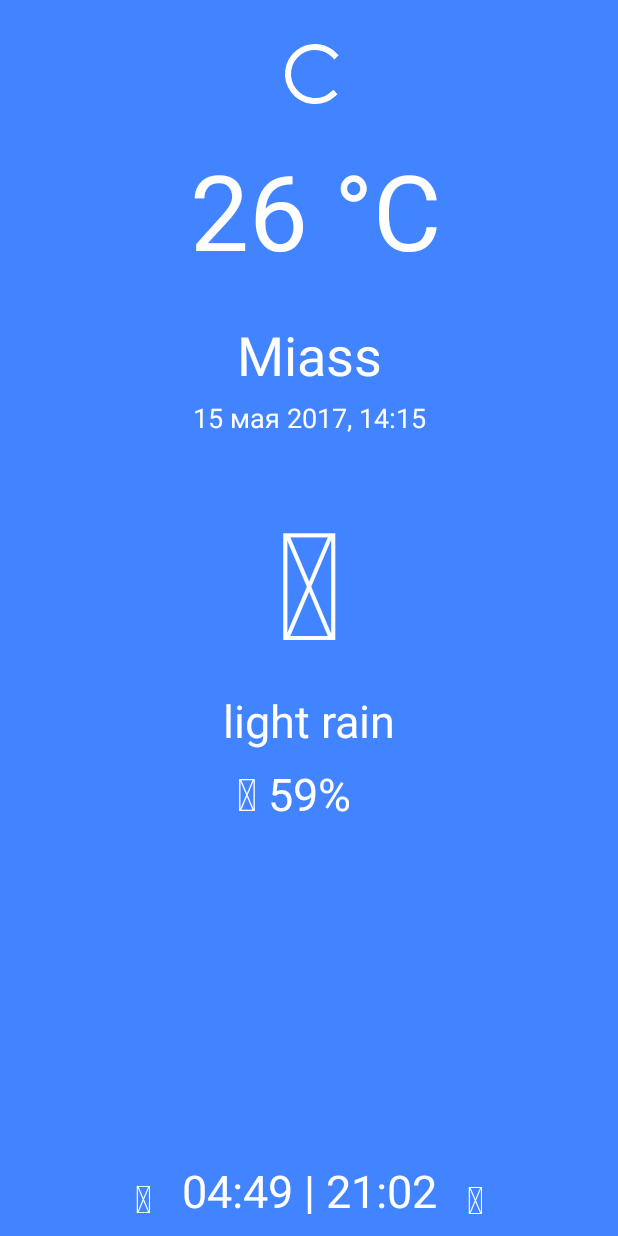
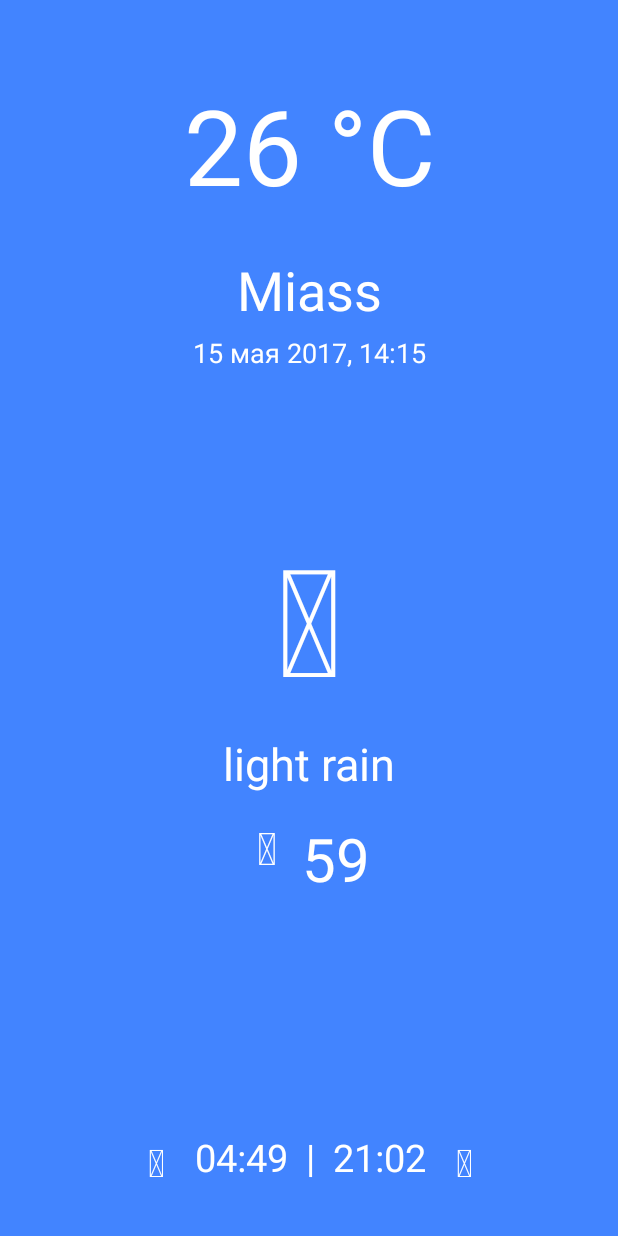
Before and after one commit to kulikovman/WeatherApp, an Android app: the layout activity_main.xml on its own in the app's theme, with its tools: preview values and no code run, on a phone screen of 412 x 824 dp. Run offline under Robolectric (Android 15) with nearby library versions, the phone set to English and light mode, and no system bars.

Commit message:
Finished design and initial settings

```diff
--- a/app/src/main/java/ru/kulikovman/weather/MainActivity.java
+++ b/app/src/main/java/ru/kulikovman/weather/MainActivity.java
@@ -1,37 +1,17 @@
 package ru.kulikovman.weather;
 
-import android.Manifest;
 import android.content.Context;
-import android.content.pm.PackageManager;
-import android.location.Location;
-import android.location.LocationListener;
-import android.location.LocationManager;
-import android.os.AsyncTask;
-import android.support.v4.app.ActivityCompat;
 import android.support.v7.app.AppCompatActivity;
 import android.os.Bundle;
-import android.util.Log;
-import android.view.View;
-import android.widget.ImageView;
 import android.widget.ProgressBar;
 import android.widget.TextView;
 
-import com.google.gson.Gson;
-import com.google.gson.reflect.TypeToken;
-import com.squareup.picasso.Picasso;
-
-import java.lang.reflect.Type;
-
-import ru.kulikovman.weather.Common.Common;
-import ru.kulikovman.weather.Helper.Helper;
-import ru.kulikovman.weather.Model.OpenWeatherMap;
 import uk.co.chrisjenx.calligraphy.CalligraphyConfig;
 import uk.co.chrisjenx.calligraphy.CalligraphyContextWrapper;
 
 public class MainActivity extends AppCompatActivity {
-    TextView txtCity, txtLastUpdate, txtDescription, txtHumidity, txtTime, txtCelsius;
-    ImageView imageView;
-    ProgressBar loadingCircle;
+    TextView tvTemperature, tvCity, tvLastUpdate, weatherIcon, tvDescription, tvHumidity, tvSunSetRise;
+    ProgressBar pbLoading;
 
     /*OpenWeatherMap openWeatherMap = new OpenWeatherMap();
     LocationManager locationManager;
@@ -41,6 +21,8 @@ public class MainActivity extends AppCompatActivity {
     @Override
     protected void onCreate(Bundle savedInstanceState) {
         super.onCreate(savedInstanceState);
+
+        // Подключаем библиотеку Calligraphy и устанавливаем шрифт по умолчанию
         CalligraphyConfig.initDefault(new CalligraphyConfig.Builder()
                 .setDefaultFontPath("fonts/BebasNeue_Regular.ttf")
                 .setFontAttrId(R.attr.fontPath)
@@ -49,14 +31,15 @@ public class MainActivity extends AppCompatActivity {
 
         setContentView(R.layout.activity_main);
 
-        txtCity = (TextView) findViewById(R.id.txtCity);
-        txtLastUpdate = (TextView) findViewById(R.id.txtLastUpdate);
-        txtDescription = (TextView) findViewById(R.id.txtDescription);
-        txtHumidity = (TextView) findViewById(R.id.txtHumidity);
-        txtTime = (TextView) findViewById(R.id.txtTime);
-        txtCelsius = (TextView) findViewById(R.id.txtCelsius);
-
-        loadingCircle = (ProgressBar) findViewById(R.id.loadindCircle);
+        // Подключаем необходимые view элементы
+        tvTemperature = (TextView) findViewById(R.id.tvTemperature);
+        tvCity = (TextView) findViewById(R.id.tvCity);
+        tvLastUpdate = (TextView) findViewById(R.id.tvLastUpdate);
+        weatherIcon = (TextView) findViewById(R.id.weatherIcon);
+        tvDescription = (TextView) findViewById(R.id.tvDescription);
+        tvHumidity = (TextView) findViewById(R.id.tvHumidity);
+        tvSunSetRise = (TextView) findViewById(R.id.tvSunSetRise);
+        pbLoading = (ProgressBar) findViewById(R.id.pbLoading);
 
         //locationManager = (LocationManager) getSystemService(Context.LOCATION_SERVICE);
     }
@@ -130,7 +113,7 @@ public class MainActivity extends AppCompatActivity {
         @Override
         protected void onPreExecute() {
             super.onPreExecute();
-            loadingCircle.setVisibility(View.VISIBLE);
+            pbLoading.setVisibility(View.VISIBLE);
         }
 
         @Override
@@ -144,7 +127,7 @@ public class MainActivity extends AppCompatActivity {
         protected void onPostExecute(String response) {
             super.onPostExecute(response);
             if (response == null) {
-                loadingCircle.setVisibility(View.INVISIBLE);
+                pbLoading.setVisibility(View.INVISIBLE);
                 return;
             }
 
@@ -154,19 +137,19 @@ public class MainActivity extends AppCompatActivity {
 
             openWeatherMap = gson.fromJson(response, mType);
 
-            txtCity.setText(String.format("%s, %s", openWeatherMap.getName(), openWeatherMap.getSys().getCountry()));
-            txtLastUpdate.setText(String.format("Last Updated: %s", Common.getDateNow()));
-            txtDescription.setText(String.format("%s", openWeatherMap.getWeather().get(0).getDescription()));
-            txtHumidity.setText(String.format("%d%%", openWeatherMap.getMain().getHumidity()));
-            txtTime.setText(String.format("%s / %s", Common.unixTimeStampToDateTime(openWeatherMap.getSys().getSunrise()),
+            tvCity.setText(String.format("%s, %s", openWeatherMap.getName(), openWeatherMap.getSys().getCountry()));
+            tvLastUpdate.setText(String.format("Last Updated: %s", Common.getDateNow()));
+            tvDescription.setText(String.format("%s", openWeatherMap.getWeather().get(0).getDescription()));
+            tvHumidity.setText(String.format("%d%%", openWeatherMap.getMain().getHumidity()));
+            tvSunSetRise.setText(String.format("%s / %s", Common.unixTimeStampToDateTime(openWeatherMap.getSys().getSunrise()),
                     Common.unixTimeStampToDateTime(openWeatherMap.getSys().getSunset())));
-            txtCelsius.setText(String.format("%.1f °C", openWeatherMap.getMain().getTemp()));
+            tvTemperature.setText(String.format("%.1f °C", openWeatherMap.getMain().getTemp()));
 
             Picasso.with(MainActivity.this)
                     .load(Common.getImage(openWeatherMap.getWeather().get(0).getIcon()))
                     .into(imageView);
 
-            loadingCircle.setVisibility(View.INVISIBLE);
+            pbLoading.setVisibility(View.INVISIBLE);
 
             Log.d("myLog", "Строка Gson успешно обработана");
         }
--- a/app/src/main/res/layout/activity_main.xml
+++ b/app/src/main/res/layout/activity_main.xml
@@ -10,35 +10,28 @@
 
 
     <TextView
-        android:id="@+id/sunsetIcon"
-        style="@style/TextViewWeatherIconFont"
+        android:id="@+id/tvTemperature"
+        fontPath="fonts/MyFont.ttf"
         android:layout_width="wrap_content"
         android:layout_height="wrap_content"
-        android:layout_marginBottom="7dp"
-        android:layout_marginLeft="20dp"
-        android:text="@string/wi_sunset"
+        android:layout_marginEnd="8dp"
+        android:layout_marginLeft="8dp"
+        android:layout_marginRight="8dp"
+        android:layout_marginStart="8dp"
+        android:text="26 °C"
         android:textColor="@color/white"
-        android:textSize="25sp"
-        app:layout_constraintBottom_toBottomOf="parent"
-        app:layout_constraintLeft_toRightOf="@+id/txtTime" />
-
-    <ProgressBar
-        android:id="@+id/loadindCircle"
-        android:layout_width="wrap_content"
-        android:layout_height="wrap_content"
-        android:layout_marginLeft="8dp"
-        android:layout_marginStart="8dp"
-        android:layout_marginTop="25dp"
-        android:visibility="visible"
+        android:textSize="70sp"
+        app:layout_constraintHorizontal_bias="0.5"
         app:layout_constraintLeft_toLeftOf="parent"
         app:layout_constraintRight_toRightOf="parent"
-        app:layout_constraintTop_toTopOf="parent"
+        tools:ignore="MissingPrefix"
         tools:layout_constraintLeft_creator="1"
         tools:layout_constraintRight_creator="1"
-        tools:layout_constraintTop_creator="1" />
+        app:layout_constraintTop_toTopOf="parent"
+        android:layout_marginTop="50dp" />
 
     <TextView
-        android:id="@+id/txtCity"
+        android:id="@+id/tvCity"
         android:layout_width="wrap_content"
         android:layout_height="wrap_content"
         android:layout_marginEnd="8dp"
@@ -52,12 +45,12 @@
         app:layout_constraintHorizontal_bias="0.501"
         app:layout_constraintLeft_toLeftOf="parent"
         app:layout_constraintRight_toRightOf="parent"
-        app:layout_constraintTop_toBottomOf="@+id/txtCelsius"
+        app:layout_constraintTop_toBottomOf="@+id/tvTemperature"
         tools:layout_constraintLeft_creator="1"
         tools:layout_constraintRight_creator="1" />
 
     <TextView
-        android:id="@+id/txtLastUpdate"
+        android:id="@+id/tvLastUpdate"
         android:layout_width="wrap_content"
         android:layout_height="wrap_content"
         android:layout_marginEnd="8dp"
@@ -71,92 +64,12 @@
         app:layout_constraintHorizontal_bias="0.502"
         app:layout_constraintLeft_toLeftOf="parent"
         app:layout_constraintRight_toRightOf="parent"
-        app:layout_constraintTop_toBottomOf="@+id/txtCity"
+        app:layout_constraintTop_toBottomOf="@+id/tvCity"
         tools:layout_constraintLeft_creator="1"
         tools:layout_constraintRight_creator="1" />
 
     <TextView
-        android:id="@+id/txtDescription"
-        android:layout_width="wrap_content"
-        android:layout_height="wrap_content"
-        android:layout_marginEnd="8dp"
-        android:layout_marginLeft="8dp"
-        android:layout_marginRight="8dp"
-        android:layout_marginStart="8dp"
-        android:layout_marginTop="6dp"
-        android:gravity="center"
-        android:text="light rain"
-        android:textColor="@color/white"
-        android:textSize="30sp"
-        app:layout_constraintLeft_toLeftOf="parent"
-        app:layout_constraintRight_toRightOf="parent"
-        app:layout_constraintTop_toBottomOf="@+id/currentWeatherIcon"
-        tools:layout_constraintLeft_creator="1"
-        tools:layout_constraintRight_creator="1" />
-
-    <TextView
-        android:id="@+id/txtHumidity"
-        android:layout_width="wrap_content"
-        android:layout_height="wrap_content"
-        android:layout_marginEnd="8dp"
-        android:layout_marginLeft="8dp"
-        android:layout_marginRight="8dp"
-        android:layout_marginStart="8dp"
-        android:layout_marginTop="8dp"
-        android:gravity="center"
-        android:text="59%"
-        android:textColor="@color/white"
-        android:textSize="30sp"
-        app:layout_constraintLeft_toLeftOf="parent"
-        app:layout_constraintRight_toRightOf="parent"
-        app:layout_constraintTop_toBottomOf="@+id/txtDescription"
-        tools:layout_constraintLeft_creator="1"
-        tools:layout_constraintRight_creator="1" />
-
-    <TextView
-        android:id="@+id/txtTime"
-        android:layout_width="wrap_content"
-        android:layout_height="wrap_content"
-        android:layout_marginBottom="10dp"
-        android:layout_marginEnd="8dp"
-        android:layout_marginLeft="8dp"
-        android:layout_marginRight="8dp"
-        android:layout_marginStart="8dp"
-        android:gravity="center"
-        android:text="04:49 | 21:02"
-        android:textColor="@color/white"
-        android:textSize="30sp"
-        app:layout_constraintBottom_toBottomOf="parent"
-        app:layout_constraintHorizontal_bias="0.502"
-        app:layout_constraintLeft_toLeftOf="parent"
-        app:layout_constraintRight_toRightOf="parent"
-        tools:layout_constraintBottom_creator="1"
-        tools:layout_constraintLeft_creator="1"
-        tools:layout_constraintRight_creator="1" />
-
-    <TextView
-        android:id="@+id/txtCelsius"
-        fontPath="fonts/MyFont.ttf"
-        android:layout_width="wrap_content"
-        android:layout_height="wrap_content"
-        android:layout_marginEnd="8dp"
-        android:layout_marginLeft="8dp"
-        android:layout_marginRight="8dp"
-        android:layout_marginStart="8dp"
-        android:layout_marginTop="20dp"
-        android:text="26 °C"
-        android:textColor="@color/white"
-        android:textSize="70sp"
-        app:layout_constraintHorizontal_bias="0.52"
-        app:layout_constraintLeft_toLeftOf="parent"
-        app:layout_constraintRight_toRightOf="parent"
-        app:layout_constraintTop_toBottomOf="@+id/loadindCircle"
-        tools:ignore="MissingPrefix"
-        tools:layout_constraintLeft_creator="1"
-        tools:layout_constraintRight_creator="1" />
-
-    <TextView
-        android:id="@+id/currentWeatherIcon"
+        android:id="@+id/weatherIcon"
         style="@style/TextViewWeatherIconFont"
         android:layout_width="wrap_content"
         android:layout_height="wrap_content"
@@ -164,43 +77,128 @@
         android:layout_marginLeft="8dp"
         android:layout_marginRight="8dp"
         android:layout_marginStart="8dp"
-        android:layout_marginTop="30dp"
-        android:text="@string/wi_owm_night_622"
+        android:text="@string/wi_owm_night_500"
         android:textColor="@color/white"
         android:textSize="100sp"
         app:layout_constraintHorizontal_bias="0.501"
         app:layout_constraintLeft_toLeftOf="parent"
         app:layout_constraintRight_toRightOf="parent"
-        app:layout_constraintTop_toBottomOf="@+id/txtLastUpdate" />
+        app:layout_constraintTop_toTopOf="parent"
+        android:layout_marginTop="8dp"
+        app:layout_constraintBottom_toBottomOf="parent"
+        android:layout_marginBottom="8dp"
+        app:layout_constraintVertical_bias="0.5" />
+
+    <ProgressBar
+        android:id="@+id/pbLoading"
+        android:layout_width="wrap_content"
+        android:layout_height="wrap_content"
+        android:layout_marginStart="8dp"
+        android:visibility="invisible"
+        android:layout_marginLeft="8dp"
+        app:layout_constraintLeft_toLeftOf="parent"
+        app:layout_constraintTop_toTopOf="parent"
+        android:layout_marginTop="8dp" />
+
+    <TextView
+        android:id="@+id/tvDescription"
+        android:layout_width="wrap_content"
+        android:layout_height="wrap_content"
+        android:layout_marginEnd="8dp"
+        android:layout_marginLeft="8dp"
+        android:layout_marginRight="8dp"
+        android:layout_marginStart="8dp"
+        android:layout_marginTop="10dp"
+        android:gravity="center"
+        android:text="light rain"
+        android:textColor="@color/white"
+        android:textSize="30sp"
+        app:layout_constraintLeft_toLeftOf="parent"
+        app:layout_constraintRight_toRightOf="parent"
+        app:layout_constraintTop_toBottomOf="@+id/weatherIcon"
+        tools:layout_constraintLeft_creator="1"
+        tools:layout_constraintRight_creator="1"
+        app:layout_constraintHorizontal_bias="0.501" />
+
+    <TextView
+        android:id="@+id/tvHumidity"
+        android:layout_width="wrap_content"
+        android:layout_height="wrap_content"
+        android:layout_marginEnd="8dp"
+        android:layout_marginLeft="8dp"
+        android:layout_marginRight="8dp"
+        android:layout_marginStart="8dp"
+        android:layout_marginTop="16dp"
+        android:gravity="center"
+        android:text="59"
+        android:textColor="@color/white"
+        android:textSize="40sp"
+        app:layout_constraintLeft_toLeftOf="parent"
+        app:layout_constraintRight_toRightOf="parent"
+        app:layout_constraintTop_toBottomOf="@+id/tvDescription"
+        tools:layout_constraintLeft_creator="1"
+        tools:layout_constraintRight_creator="1"
+        app:layout_constraintHorizontal_bias="0.551" />
+
+    <TextView
+        android:id="@+id/humidityIcon"
+        style="@style/TextViewWeatherIconFont"
+        android:layout_width="30dp"
+        android:layout_height="wrap_content"
+        android:text="@string/wi_humidity"
+        android:textColor="@color/white"
+        android:textSize="30sp"
+        android:gravity="center"
+        app:layout_constraintRight_toLeftOf="@+id/tvHumidity"
+        android:layout_marginRight="8dp"
+        android:layout_marginTop="15dp"
+        app:layout_constraintTop_toBottomOf="@+id/tvDescription" />
+
+    <TextView
+        android:id="@+id/tvSunSetRise"
+        android:layout_width="wrap_content"
+        android:layout_height="wrap_content"
+        android:layout_marginEnd="8dp"
+        android:layout_marginLeft="8dp"
+        android:layout_marginRight="8dp"
+        android:layout_marginStart="8dp"
+        android:gravity="center"
+        android:text="04:49  |  21:02"
+        android:textColor="@color/white"
+        android:textSize="25sp"
+        app:layout_constraintHorizontal_bias="0.504"
+        app:layout_constraintLeft_toLeftOf="parent"
+        app:layout_constraintRight_toRightOf="parent"
+        tools:layout_constraintBottom_creator="1"
+        tools:layout_constraintLeft_creator="1"
+        tools:layout_constraintRight_creator="1"
+        app:layout_constraintBottom_toBottomOf="parent"
+        android:layout_marginBottom="35dp" />
+
+    <TextView
+        android:id="@+id/sunsetIcon"
+        style="@style/TextViewWeatherIconFont"
+        android:layout_width="wrap_content"
+        android:layout_height="wrap_content"
+        android:layout_marginLeft="20dp"
+        android:text="@string/wi_sunset"
+        android:textColor="@color/white"
+        android:textSize="25sp"
+        app:layout_constraintLeft_toRightOf="@+id/tvSunSetRise"
+        app:layout_constraintBottom_toBottomOf="parent"
+        android:layout_marginBottom="32dp" />
 
     <TextView
         android:id="@+id/sunriseIcon"
         style="@style/TextViewWeatherIconFont"
         android:layout_width="wrap_content"
         android:layout_height="wrap_content"
-        android:layout_marginBottom="8dp"
         android:layout_marginRight="20dp"
         android:text="@string/wi_sunrise"
         android:textColor="@color/white"
         android:textSize="25sp"
+        app:layout_constraintRight_toLeftOf="@+id/tvSunSetRise"
         app:layout_constraintBottom_toBottomOf="parent"
-        app:layout_constraintRight_toLeftOf="@+id/txtTime" />
-
-    <TextView
-        android:id="@+id/humidityIcon"
-        style="@style/TextViewWeatherIconFont"
-        android:layout_width="wrap_content"
-        android:layout_height="wrap_content"
-        android:text="@string/wi_humidity"
-        android:textColor="@color/white"
-        android:textSize="30sp"
-        app:layout_constraintRight_toLeftOf="@+id/txtHumidity"
-        android:layout_marginRight="7dp"
-        app:layout_constraintTop_toTopOf="@+id/txtHumidity"
-        android:layout_marginTop="8dp"
-        app:layout_constraintBottom_toBottomOf="@+id/txtHumidity"
-        android:layout_marginBottom="0dp"
-        app:layout_constraintVertical_bias="1.0" />
-
+        android:layout_marginBottom="32dp" />
 
 </android.support.constraint.ConstraintLayout>
```
